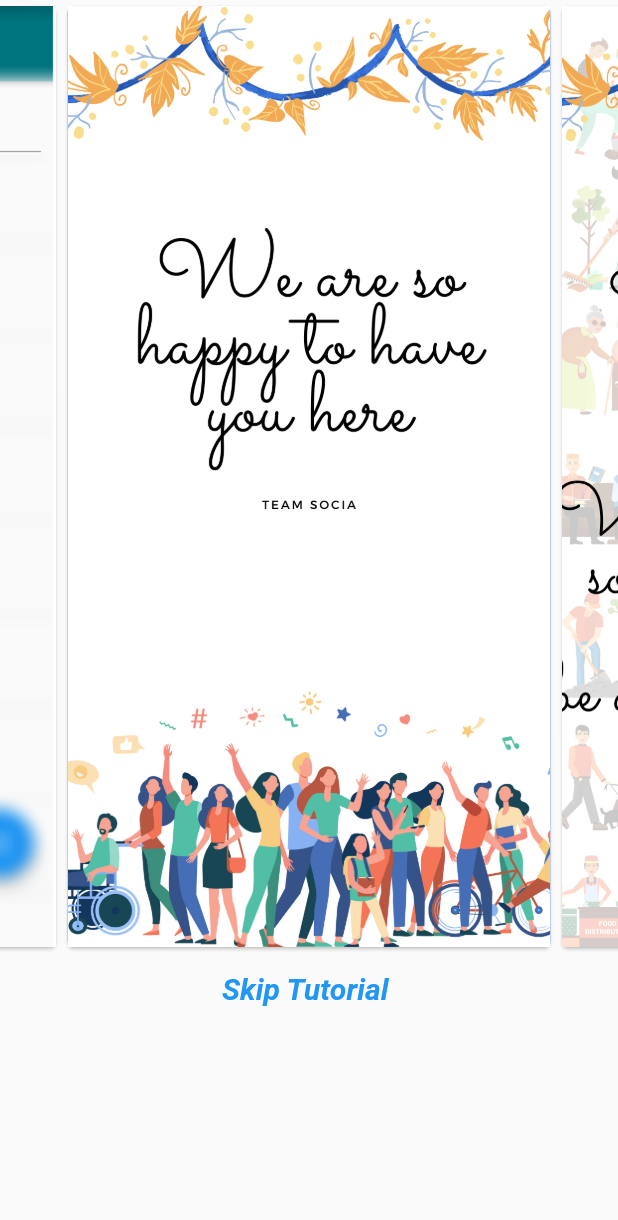
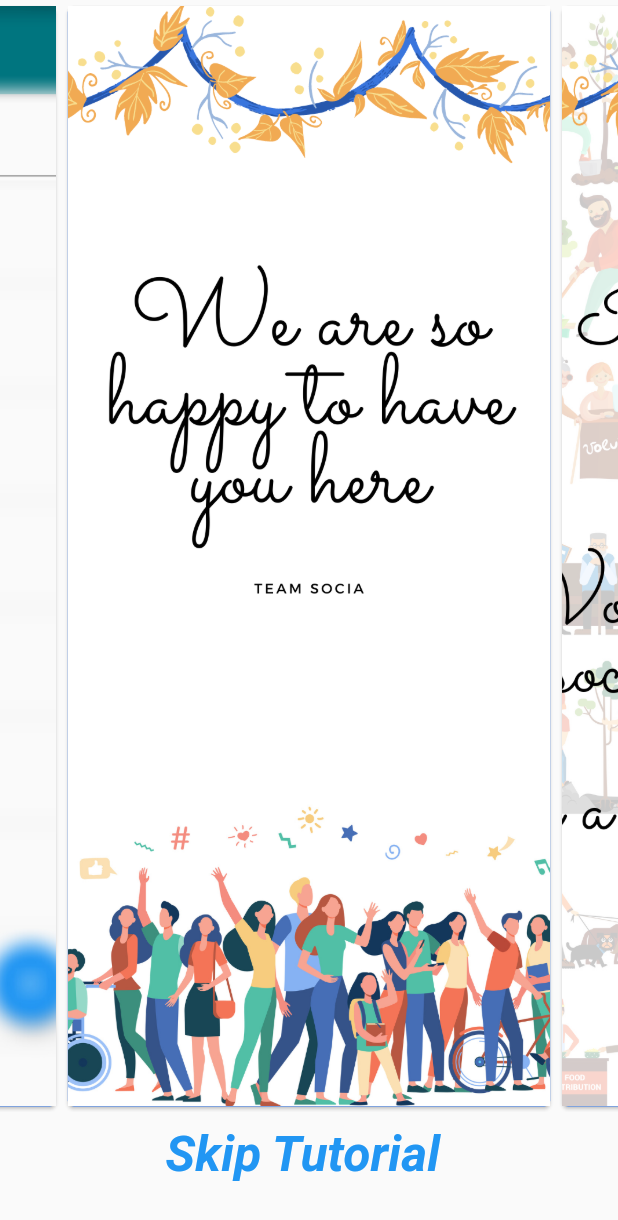
Before and after one commit to Saviour1001/Engage_For_Change, a Flutter app: the idea screen opened directly, on a phone screen of 412 x 824 dp. Shown: the top 1220 px of the screen. Run offline on Flutter 3.47's test engine with Material 2 defaults, Android fonts, the phone set to English and light mode, and no system bars; drawn by our look-alikes of carousel_slider; our stand-ins replace cloud_firestore, firebase_auth, firebase_core, flutter_svg, image_picker, simple_animations; accounts and stored records are empty.

Commit message:
Made it responsive , ready for release

```diff
--- a/lib/main.dart
+++ b/lib/main.dart
@@ -8,6 +8,7 @@ import 'package:day12_login/services/auth.dart';
 void main() async {
   WidgetsFlutterBinding.ensureInitialized();
   await Firebase.initializeApp();
+
   runApp(MyApp());
 }
 
--- a/lib/screens/home/ideation.dart
+++ b/lib/screens/home/ideation.dart
@@ -6,6 +6,8 @@ class Item1 extends StatelessWidget {
   const Item1({Key key}) : super(key: key);
   @override
   Widget build(BuildContext context) {
+    Size screenSize = MediaQuery.of(context).size;
+
     return SingleChildScrollView(
       child: Container(
         decoration: BoxDecoration(
@@ -26,7 +28,7 @@ class Item1 extends StatelessWidget {
           children: <Widget>[
             Image.asset(
               'assets/ideation_images/1.png',
-              height: 635.0,
+              height: screenSize.height * (0.9),
               fit: BoxFit.cover,
             )
           ],
@@ -40,6 +42,7 @@ class Item2 extends StatelessWidget {
   const Item2({Key key}) : super(key: key);
   @override
   Widget build(BuildContext context) {
+    Size screenSize = MediaQuery.of(context).size;
     return SingleChildScrollView(
       child: Container(
         decoration: BoxDecoration(
@@ -60,7 +63,7 @@ class Item2 extends StatelessWidget {
           children: <Widget>[
             Image.asset(
               'assets/ideation_images/2.png',
-              height: 635.0,
+              height: screenSize.height * (0.9),
               fit: BoxFit.cover,
             )
           ],
@@ -74,6 +77,7 @@ class Item3 extends StatelessWidget {
   const Item3({Key key}) : super(key: key);
   @override
   Widget build(BuildContext context) {
+    Size screenSize = MediaQuery.of(context).size;
     return SingleChildScrollView(
       child: Container(
         decoration: BoxDecoration(
@@ -94,7 +98,7 @@ class Item3 extends StatelessWidget {
           children: <Widget>[
             Image.asset(
               'assets/ideation_images/3.png',
-              height: 635.0,
+              height: screenSize.height * (0.9),
               fit: BoxFit.cover,
             )
           ],
@@ -108,6 +112,7 @@ class Item4 extends StatelessWidget {
   const Item4({Key key}) : super(key: key);
   @override
   Widget build(BuildContext context) {
+    Size screenSize = MediaQuery.of(context).size;
     return SingleChildScrollView(
       child: Container(
         decoration: BoxDecoration(
@@ -128,7 +133,7 @@ class Item4 extends StatelessWidget {
           children: <Widget>[
             Image.asset(
               'assets/explainer/1.png',
-              height: 635.0,
+              height: screenSize.height * (0.9),
               fit: BoxFit.cover,
             )
           ],
@@ -142,6 +147,7 @@ class Item5 extends StatelessWidget {
   const Item5({Key key}) : super(key: key);
   @override
   Widget build(BuildContext context) {
+    Size screenSize = MediaQuery.of(context).size;
     return SingleChildScrollView(
       child: Container(
         decoration: BoxDecoration(
@@ -162,7 +168,7 @@ class Item5 extends StatelessWidget {
           children: <Widget>[
             Image.asset(
               'assets/explainer/2.png',
-              height: 635.0,
+              height: screenSize.height * (0.9),
               fit: BoxFit.cover,
             )
           ],
@@ -176,6 +182,7 @@ class Item6 extends StatelessWidget {
   const Item6({Key key}) : super(key: key);
   @override
   Widget build(BuildContext context) {
+    Size screenSize = MediaQuery.of(context).size;
     return SingleChildScrollView(
       child: Container(
         decoration: BoxDecoration(
@@ -196,7 +203,7 @@ class Item6 extends StatelessWidget {
           children: <Widget>[
             Image.asset(
               'assets/explainer/3.png',
-              height: 635.0,
+              height: screenSize.height * (0.9),
               fit: BoxFit.cover,
             )
           ],
@@ -230,6 +237,7 @@ class idea extends StatelessWidget {
 
   @override
   Widget build(BuildContext context) {
+    Size screenSize = MediaQuery.of(context).size;
     return Scaffold(
       // appBar: AppBar(
       //   backgroundColor: Color(0xff007580),
@@ -239,7 +247,7 @@ class idea extends StatelessWidget {
         children: <Widget>[
           CarouselSlider(
             options: CarouselOptions(
-              height: 635,
+              height: screenSize.height * (0.9),
               autoPlay: true,
               autoPlayAnimationDuration: Duration(milliseconds: 500),
               autoPlayInterval: Duration(seconds: 3),
@@ -274,7 +282,7 @@ class idea extends StatelessWidget {
                 "Skip Tutorial ",
                 style: TextStyle(
                     fontStyle: FontStyle.italic,
-                    fontSize: 20,
+                    fontSize: screenSize.height * (0.04),
                     fontWeight: FontWeight.bold),
               )),
         ],
--- a/lib/screens/main/aboutUs.dart
+++ b/lib/screens/main/aboutUs.dart
@@ -52,10 +52,11 @@ class AboutUs extends StatelessWidget {
                   ListTile(
                     leading: CircleAvatar(
                       // radius: 10,
-                      backgroundImage: AssetImage('assets/about_images/me.png'),
+                      backgroundImage:
+                          AssetImage('assets/about_images/Ankit.jpeg'),
                     ),
                     title: Text(
-                      "Avish Mehta",
+                      "Ankit Agarwal",
                     ),
                   )
                 ],
```
Also changed, not shown: assets/about_images/Ankit.jpeg (added).
